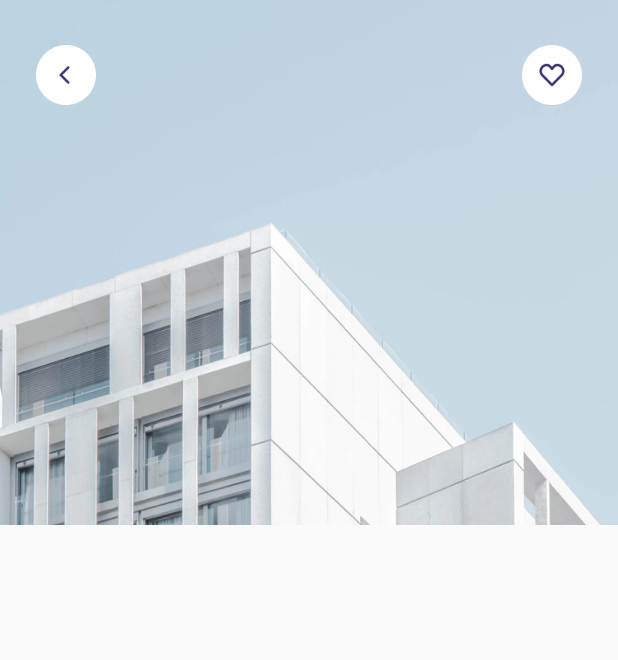
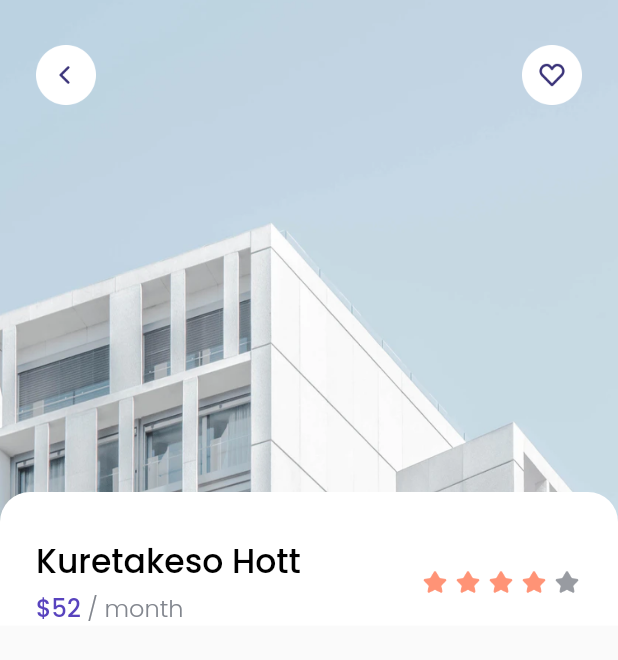
Before and after one commit to parhanhambali/cozy, a Flutter app: the DetailPage screen opened directly, on a phone screen of 412 x 824 dp. Shown: the top 660 px of the screen. Run offline on Flutter 3.47's test engine with Material 2 defaults, Android fonts, the phone set to English and light mode, and no system bars; our stand-ins replace google_fonts.

Commit message:
update detail page header, bagian kuretakeso hott

```diff
--- a/lib/pages/detail_page.dart
+++ b/lib/pages/detail_page.dart
@@ -39,6 +39,106 @@ class DetailPage extends StatelessWidget {
                 ],
               ),
             ),
+            ListView(
+              children: [
+                SizedBox(
+                  height: 328,
+                ),
+                Container(
+                  width: MediaQuery.of(context).size.width,
+                  decoration: BoxDecoration(
+                    borderRadius: BorderRadius.vertical(
+                      top: Radius.circular(20),
+                    ),
+                    color: whiteColor,
+                  ),
+                  child: Column(
+                    children: [
+                      SizedBox(
+                        height: 30,
+                      ),
+                      Padding(
+                        padding: EdgeInsets.symmetric(
+                          horizontal: edge,
+                        ),
+                        child: Row(
+                          mainAxisAlignment: MainAxisAlignment.spaceBetween,
+                          children: [
+                            Column(
+                              crossAxisAlignment: CrossAxisAlignment.start,
+                              children: [
+                                Text(
+                                  'Kuretakeso Hott',
+                                  style: blackTextStyle.copyWith(
+                                    fontSize: 22,
+                                  ),
+                                ),
+                                SizedBox(
+                                  height: 2,
+                                ),
+                                Text.rich(
+                                  TextSpan(
+                                    text: '\$52',
+                                    style: purpleTextStyle.copyWith(
+                                      fontSize: 16,
+                                    ),
+                                    children: [
+                                      TextSpan(
+                                        text: ' / month',
+                                        style: greyTextStyle.copyWith(
+                                          fontSize: 16,
+                                        ),
+                                      ),
+                                    ],
+                                  ),
+                                ),
+                              ],
+                            ),
+                            Row(
+                              children: [
+                                Image.asset(
+                                  'assets/images/icon_start.png',
+                                  width: 20,
+                                ),
+                                SizedBox(
+                                  width: 2,
+                                ),
+                                Image.asset(
+                                  'assets/images/icon_start.png',
+                                  width: 20,
+                                ),
+                                SizedBox(
+                                  width: 2,
+                                ),
+                                Image.asset(
+                                  'assets/images/icon_start.png',
+                                  width: 20,
+                                ),
+                                SizedBox(
+                                  width: 2,
+                                ),
+                                Image.asset(
+                                  'assets/images/icon_start.png',
+                                  width: 20,
+                                ),
+                                SizedBox(
+                                  width: 2,
+                                ),
+                                Image.asset(
+                                  'assets/images/icon_start.png',
+                                  width: 20,
+                                  color: Color(0xff989BA1),
+                                ),
+                              ],
+                            ),
+                          ],
+                        ),
+                      ),
+                    ],
+                  ),
+                ),
+              ],
+            ),
           ],
         ),
       ),
```
